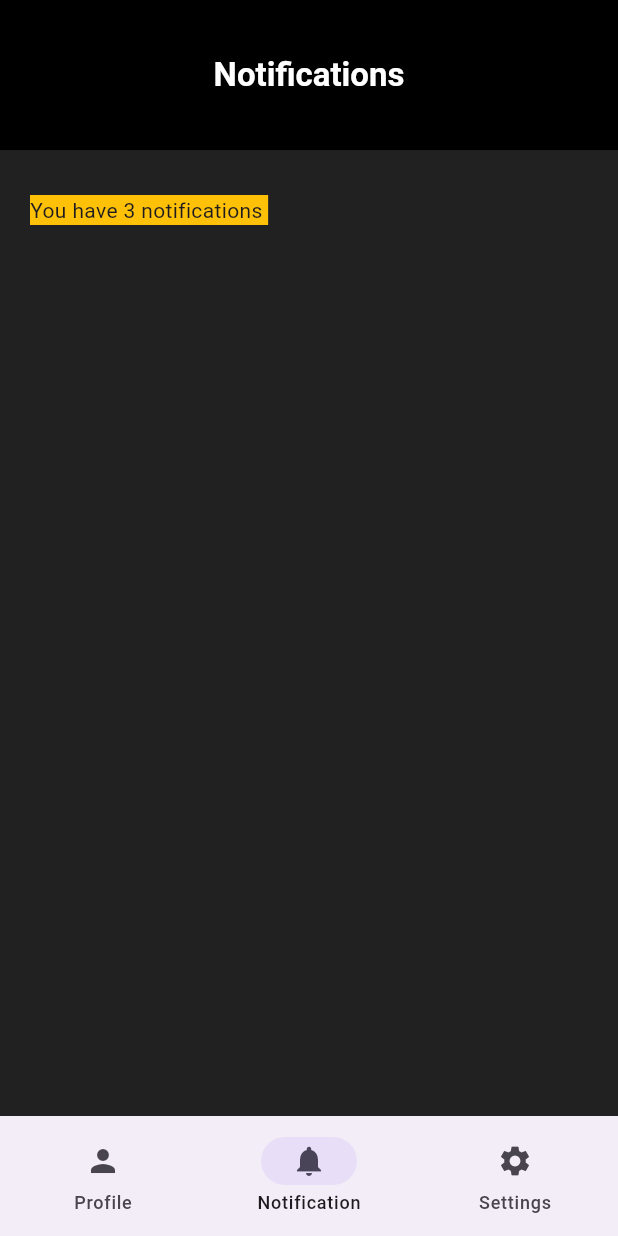
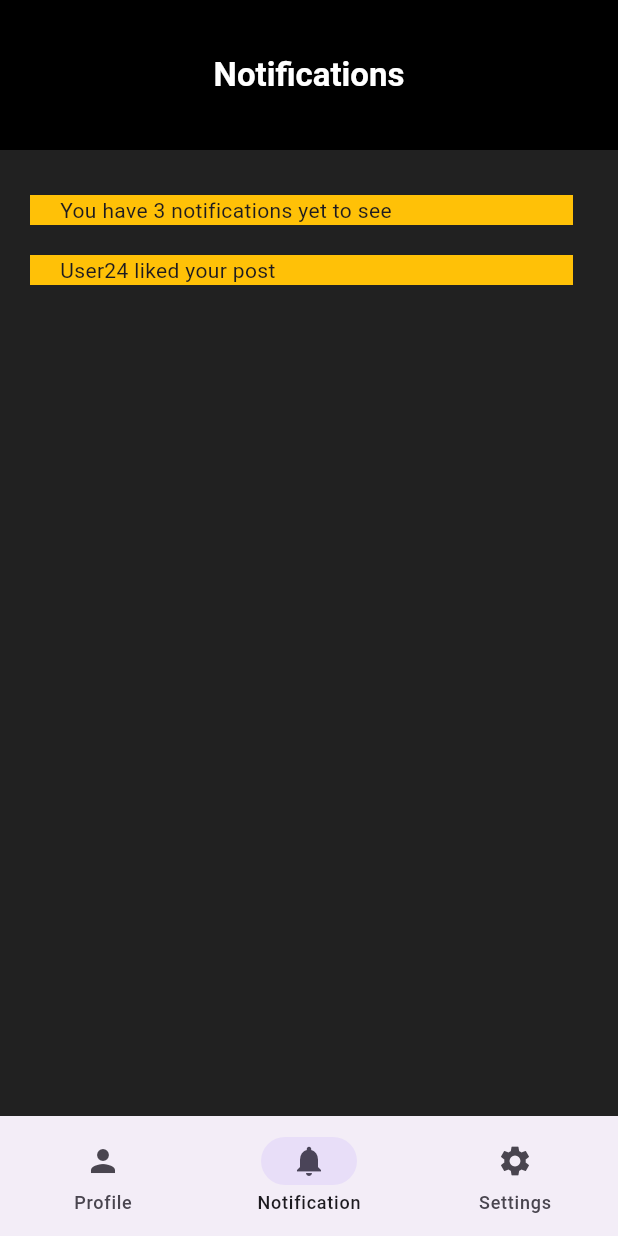
Before and after one commit to wriddhiman-25/Flutter, a Flutter app: the screen it shows after launch, item 2 of the bottom bar chosen, on a phone screen of 412 x 824 dp. Run offline on Flutter 3.47's test engine with Material 3 defaults, Android fonts, the phone set to English and light mode, and no system bars.

Commit message:
Added Navigation Drawer

```diff
--- a/my_app/lib/notification.dart
+++ b/my_app/lib/notification.dart
@@ -19,9 +19,25 @@ class NotificationPage extends StatelessWidget {
       ),
       body: Padding(
         padding: EdgeInsets.fromLTRB(20.0, 30.0, 30.0, 0.0),
-        child: Container(
-          color: Colors.amber,
-          child: Text('You have 3 notifications '),
+        child: Column(
+          crossAxisAlignment: CrossAxisAlignment.stretch,
+          children: [
+            Container(
+              color: Colors.amber,
+              child: Padding(
+                padding: const EdgeInsets.fromLTRB(20.0, 0.0, 0.0, 0.0),
+                child: Text('You have 3 notifications yet to see'),
+              ),
+            ),
+            SizedBox(height: 20),
+            Container(
+              color: Colors.amber,
+              child: Padding(
+                padding: const EdgeInsets.fromLTRB(20.0, 0.0, 0.0, 0.0),
+                child: Text('User24 liked your post'),
+              ),
+            ),
+          ],
         ),
       ),
     );
--- a/my_app/lib/profile.dart
+++ b/my_app/lib/profile.dart
@@ -14,6 +14,34 @@ class _ProfilePageState extends State<ProfilePage> {
   Widget build(BuildContext context) {
     return MaterialApp(
       home: Scaffold(
+        drawer: Drawer(
+          backgroundColor: Colors.grey[800],
+          child: ListView(
+            children: [
+              ListTile(
+                iconColor: Colors.grey,
+                textColor: Colors.grey,
+                leading: Icon(Icons.home),
+                title: Text('HOME', style: TextStyle(letterSpacing: 2.0)),
+                onTap: () {},
+              ),
+              ListTile(
+                iconColor: Colors.grey,
+                textColor: Colors.grey,
+                leading: Icon(Icons.info),
+                title: Text('ABOUT US', style: TextStyle(letterSpacing: 2.0)),
+                onTap: () {},
+              ),
+              ListTile(
+                iconColor: Colors.grey,
+                textColor: Colors.grey,
+                leading: Icon(Icons.logout),
+                title: Text('LOG OUT', style: TextStyle(letterSpacing: 2.0)),
+                onTap: () {},
+              ),
+            ],
+          ),
+        ),
         backgroundColor: Colors.grey[900],
         appBar: AppBar(
           title: Text("Profile", style: TextStyle(fontWeight: FontWeight.bold)),
```
